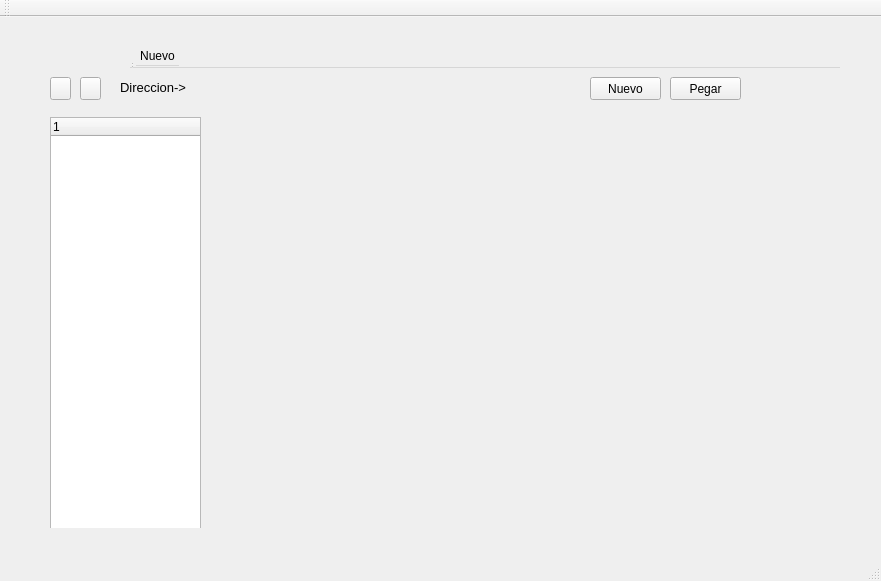
Old version of the form FileSystemEDII/mainwindow.ui in the repository moniquestigter/FileSystemEDII.
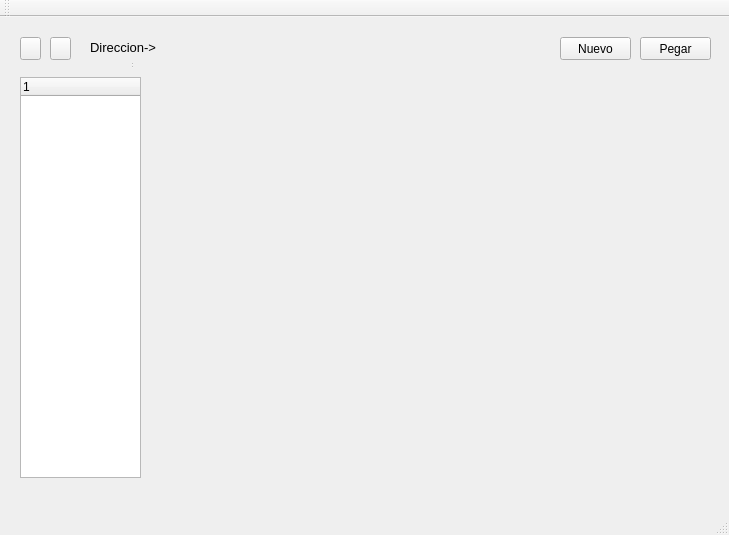
New version of the form. Icons and pictures are not drawn.

Diff of the .ui file:
```diff
--- a/FileSystemEDII/mainwindow.ui
+++ b/FileSystemEDII/mainwindow.ui
@@ -6,8 +6,8 @@
    <rect>
     <x>0</x>
     <y>0</y>
-    <width>881</width>
-    <height>581</height>
+    <width>729</width>
+    <height>535</height>
    </rect>
   </property>
   <property name="windowTitle">
@@ -17,8 +17,8 @@
    <widget class="QWidget" name="centralWidget_2" native="true">
     <property name="geometry">
      <rect>
-      <x>40</x>
-      <y>50</y>
+      <x>10</x>
+      <y>10</y>
       <width>711</width>
       <height>461</height>
      </rect>
@@ -133,8 +133,8 @@
       <rect>
        <x>10</x>
        <y>50</y>
-       <width>151</width>
-       <height>421</height>
+       <width>121</width>
+       <height>401</height>
       </rect>
      </property>
      <column>
@@ -144,22 +144,6 @@
      </column>
     </widget>
    </widget>
-   <widget class="QMenuBar" name="menuBar_2">
-    <property name="geometry">
-     <rect>
-      <x>130</x>
-      <y>30</y>
-      <width>710</width>
-      <height>21</height>
-     </rect>
-    </property>
-    <widget class="QMenu" name="menuNuevo">
-     <property name="title">
-      <string>Nuevo</string>
-     </property>
-    </widget>
-    <addaction name="menuNuevo"/>
-   </widget>
    <widget class="QToolBar" name="mainToolBar_2">
     <property name="geometry">
      <rect>
```
Left out of the diff: 18 changed lines with no effect on the pictures.
